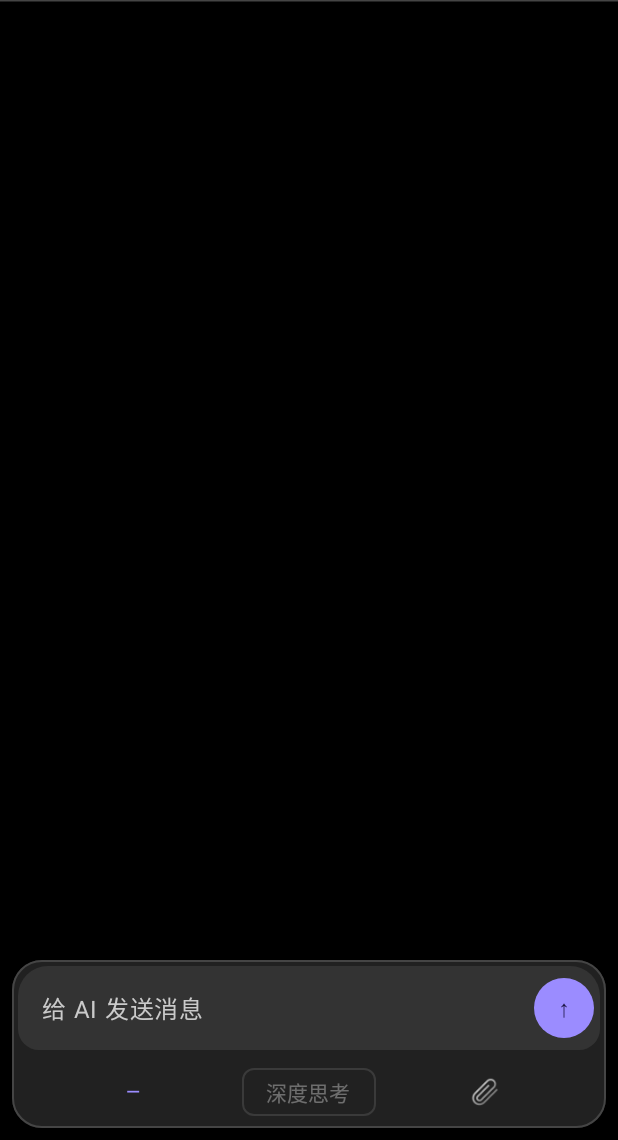
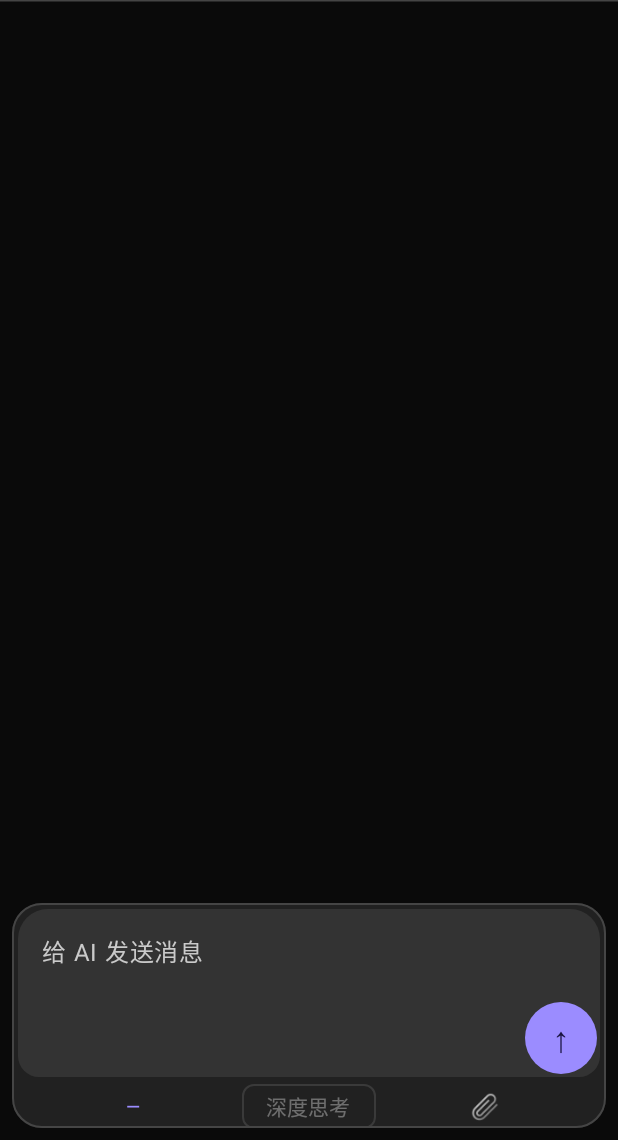
Before and after one commit to BambooMosaic/LLMChatMobile, an Android app built with Jetpack Compose: the screen it shows after launch (MainActivity), after a tap on "我已知晓", on a phone screen of 412 x 824 dp, the part 96-1236 px from its top. Run offline under Robolectric (Android 15) with nearby library versions, the phone set to English and light mode, and no system bars; our stand-ins replace Dagger/Hilt's generated code, Room's generated code; 13 statements that could not run were skipped.

Commit message:
feat: input bar sizing + Token stats page + menu styling + dark bg tweak
Round 10.1:
- function row height -25% (30dp); input box default 3 lines (112dp) up to 220dp
- send button anchored bottom-right (BottomEnd) with larger arrow
- dark background #000000 -> #0A0A0A (slight gray, less harsh)

Token stats page:
- sidebar token button opens a settings-style secondary page (back arrow)
- three total cards + 1-day/7-day switch + native Compose bar chart
- domain/data: DailyTokenStats + HourlyTokenStats, Room date/3h aggregation
- per user request: 1-day mode shows 8 bars in 3-hour buckets (00/03/.../21)

Menu styling:
- model & upload dropdowns: larger 16dp corners, anchored under buttons

i18n: upload/uploadImage/last1Day/last7Days in 3 languages

```diff
--- a/core/data/src/main/java/com/bamboomosaic/llmchat/core/data/db/TokenUsageDao.kt
+++ b/core/data/src/main/java/com/bamboomosaic/llmchat/core/data/db/TokenUsageDao.kt
@@ -11,6 +11,18 @@ import kotlinx.coroutines.flow.Flow
 data class TokenTotalsRow(
     @ColumnInfo(name = "promptTokens") val promptTokens: Long,
     @ColumnInfo(name = "completionTokens") val completionTokens: Long,
+)
+
+/** 按本地 3 小时时段聚合的 token 消耗（近 1 天柱状图数据源）。 */
+data class HourlyTokenRow(
+    @ColumnInfo(name = "hour") val hour: Int,
+    @ColumnInfo(name = "tokens") val tokens: Long,
+)
+
+/** 按本地日期聚合的每日 token 消耗（柱状图数据源）。 */
+data class DailyTokenRow(
+    @ColumnInfo(name = "day") val day: String,
+    @ColumnInfo(name = "tokens") val tokens: Long,
 )
 
 @Dao
@@ -64,4 +76,30 @@ interface TokenUsageDao {
     /** 从 token_stats_models 视图读取按 model 的聚合统计。 */
     @Query("SELECT * FROM token_stats_models ORDER BY model")
     fun observeModelStats(): Flow<List<ModelStatsView>>
+
+    /** 从 [since]（epoch millis）起，按本地日期聚合每日 token 消耗。 */
+    @Query(
+        """
+        SELECT date(timestamp / 1000, 'unixepoch', 'localtime') AS day,
+               SUM(promptTokens + completionTokens) AS tokens
+        FROM token_usage_records
+        WHERE timestamp >= :since
+        GROUP BY day
+        ORDER BY day ASC
+        """,
+    )
+    fun observeDailyTotals(since: Long): Flow<List<DailyTokenRow>>
+
+    /** 从 [since] 起按本地 3 小时时段聚合（hour = 0/3/6/.../21）。 */
+    @Query(
+        """
+        SELECT (CAST(strftime('%H', timestamp / 1000, 'unixepoch', 'localtime') AS INTEGER) / 3) * 3 AS hour,
+               SUM(promptTokens + completionTokens) AS tokens
+        FROM token_usage_records
+        WHERE timestamp >= :since
+        GROUP BY hour
+        ORDER BY hour ASC
+        """,
+    )
+    fun observeHourlyTotals(since: Long): Flow<List<HourlyTokenRow>>
 }
--- a/core/domain/src/main/java/com/bamboomosaic/llmchat/core/domain/TokenUsage.kt
+++ b/core/domain/src/main/java/com/bamboomosaic/llmchat/core/domain/TokenUsage.kt
@@ -17,6 +17,18 @@ data class ModelTokenStats(
     val totalPromptTokens: Long,
     val totalCompletionTokens: Long,
     val requestCount: Long,
+)
+
+/** 某一天（本地时区 yyyy-MM-dd）的 token 消耗，用于柱状图。 */
+data class DailyTokenStats(
+    val date: String,
+    val tokens: Long,
+)
+
+/** 某 3 小时时段（本地时区起始小时 0/3/6/.../21）的 token 消耗。 */
+data class HourlyTokenStats(
+    val hour: Int,
+    val tokens: Long,
 )
 
 /** 输入/输出/总计三项 token 汇总。 */
@@ -43,4 +55,10 @@ interface TokenUsageRepository {
 
     /** 按 model 聚合的统计，供扩展 UI 使用。 */
     fun observeModelStats(): Flow<List<ModelTokenStats>>
+
+    /** 从 [since]（epoch millis）起按本地日期聚合的每日 token 消耗，供柱状图使用。 */
+    fun observeDailyTotals(since: Long): Flow<List<DailyTokenStats>>
+
+    /** 从 [since]（epoch millis）起按本地 3 小时时段聚合的 token 消耗，供近 1 天柱状图使用。 */
+    fun observeHourlyTotals(since: Long): Flow<List<HourlyTokenStats>>
 }
--- a/feature/chat/src/main/java/com/bamboomosaic/llmchat/feature/chat/ChatInputBar.kt
+++ b/feature/chat/src/main/java/com/bamboomosaic/llmchat/feature/chat/ChatInputBar.kt
@@ -11,6 +11,7 @@ import androidx.compose.foundation.layout.Column
 import androidx.compose.foundation.layout.PaddingValues
 import androidx.compose.foundation.layout.Row
 import androidx.compose.foundation.layout.fillMaxWidth
+import androidx.compose.foundation.layout.height
 import androidx.compose.foundation.layout.heightIn
 import androidx.compose.foundation.layout.padding
 import androidx.compose.foundation.layout.size
@@ -143,29 +144,7 @@ fun ChatInputBar(
                     // 用 Box 让发送按钮浮在输入框内右侧，不挤压文字区宽度
                     Box(modifier = Modifier.fillMaxWidth()) {
                         Column(modifier = Modifier.fillMaxWidth()) {
-                            TextField(
-                                value = input,
-                                onValueChange = onInputChange,
-                                placeholder = {
-                                    Text(s.inputPlaceholder, color = MaterialTheme.colorScheme.onSurfaceVariant)
-                                },
-                                maxLines = 6,
-                                keyboardOptions = KeyboardOptions(imeAction = ImeAction.Send),
-                                keyboardActions = KeyboardActions(onSend = { onSend() }),
-                                colors = TextFieldDefaults.colors(
-                                    focusedContainerColor = Color.Transparent,
-                                    unfocusedContainerColor = Color.Transparent,
-                                    focusedIndicatorColor = Color.Transparent,
-                                    unfocusedIndicatorColor = Color.Transparent,
-                                ),
-                                // 右侧用 modifier 预留给悬浮发送按钮
-                                modifier = Modifier
-                                    .fillMaxWidth()
-                                    .heightIn(min = 56.dp)
-                                    .padding(end = 48.dp),
-                            )
-
-                            // 已选图片缩略图（带删除）
+                            // 已选图片缩略图（带删除），放在输入框上方
                             if (pendingImages.isNotEmpty()) {
                                 Row(
                                     modifier = Modifier
@@ -202,16 +181,38 @@ fun ChatInputBar(
                                     }
                                 }
                             }
+
+                            TextField(
+                                value = input,
+                                onValueChange = onInputChange,
+                                placeholder = {
+                                    Text(s.inputPlaceholder, color = MaterialTheme.colorScheme.onSurfaceVariant)
+                                },
+                                maxLines = 6,
+                                keyboardOptions = KeyboardOptions(imeAction = ImeAction.Send),
+                                keyboardActions = KeyboardActions(onSend = { onSend() }),
+                                colors = TextFieldDefaults.colors(
+                                    focusedContainerColor = Color.Transparent,
+                                    unfocusedContainerColor = Color.Transparent,
+                                    focusedIndicatorColor = Color.Transparent,
+                                    unfocusedIndicatorColor = Color.Transparent,
+                                ),
+                                // 默认三行文本高度，内容增多时向上扩展（有上限）
+                                modifier = Modifier
+                                    .fillMaxWidth()
+                                    .heightIn(min = 112.dp, max = 220.dp)
+                                    .padding(end = 52.dp),
+                            )
                         }
 
-                        // 发送按钮：内嵌在输入框区域右侧（生成中变红色停止）
+                        // 发送按钮：锚定在输入区最后一行右侧（BottomEnd），不随文字增加上移
                         FilledIconButton(
                             onClick = if (isGenerating) onStop else onSend,
                             shape = CircleShape,
                             modifier = Modifier
-                                .align(Alignment.CenterEnd)
-                                .padding(end = 4.dp)
-                                .size(40.dp),
+                                .align(Alignment.BottomEnd)
+                                .padding(end = 2.dp, bottom = 2.dp)
+                                .size(48.dp),
                             colors = if (isGenerating) {
                                 androidx.compose.material3.IconButtonDefaults.filledIconButtonColors(
                                     containerColor = MaterialTheme.colorScheme.error,
@@ -223,7 +224,7 @@ fun ChatInputBar(
                         ) {
                             Text(
                                 text = if (isGenerating) "■" else "↑",
-                                style = MaterialTheme.typography.titleMedium,
+                                style = MaterialTheme.typography.headlineSmall,
                             )
                         }
                     }
@@ -241,6 +242,7 @@ fun ChatInputBar(
                     Box {
                         TextButton(
                             onClick = { modelMenuExpanded = true },
+                            modifier = Modifier.height(30.dp),
                             contentPadding = PaddingValues(horizontal = 8.dp, vertical = 0.dp),
                         ) {
                             Text(
@@ -253,6 +255,7 @@ fun ChatInputBar(
                         DropdownMenu(
                             expanded = modelMenuExpanded,
                             onDismissRequest = { modelMenuExpanded = false },
+                            shape = RoundedCornerShape(16.dp),
                         ) {
                             modelConfigs.forEach { config ->
                                 DropdownMenuItem(
@@ -277,6 +280,7 @@ fun ChatInputBar(
                         selected = thinkingEnabled,
                         onClick = { onToggleThinking(!thinkingEnabled) },
                         enabled = thinkingSupported,
+                        modifier = Modifier.height(30.dp),
                         label = { Text(s.thinking) },
                     )
 
@@ -284,6 +288,7 @@ fun ChatInputBar(
                     Box {
                         TextButton(
                             onClick = { uploadMenuExpanded = true },
+                            modifier = Modifier.height(30.dp),
                             contentPadding = PaddingValues(horizontal = 8.dp, vertical = 0.dp),
                         ) {
                             Text("📎", style = MaterialTheme.typography.titleMedium)
@@ -291,6 +296,7 @@ fun ChatInputBar(
                         DropdownMenu(
                             expanded = uploadMenuExpanded,
                             onDismissRequest = { uploadMenuExpanded = false },
+                            shape = RoundedCornerShape(16.dp),
                         ) {
                             DropdownMenuItem(
                                 text = { Text(s.uploadImage) },
--- a/feature/chat/src/main/java/com/bamboomosaic/llmchat/feature/chat/ChatScreen.kt
+++ b/feature/chat/src/main/java/com/bamboomosaic/llmchat/feature/chat/ChatScreen.kt
@@ -84,6 +84,9 @@ fun ChatScreen(viewModel: ChatViewModel = hiltViewModel()) {
     val currentTitle by viewModel.currentTitle.collectAsState()
     val sessionTotals by viewModel.sessionTotals.collectAsState()
     val globalTotals by viewModel.globalTotals.collectAsState()
+    val dailyTokenStats by viewModel.dailyTokenStats.collectAsState()
+    val hourlyTokenStats by viewModel.hourlyTokenStats.collectAsState()
+    val tokenStatsDays by viewModel.tokenStatsDays.collectAsState()
     val archivedConversations by viewModel.archivedConversations.collectAsState()
     val apiConfigs by viewModel.apiConfigs.collectAsState()
     val currentConfig by viewModel.currentConfig.collectAsState()
@@ -93,6 +96,7 @@ fun ChatScreen(viewModel: ChatViewModel = hiltViewModel()) {
 
     var input by remember { mutableStateOf("") }
     var showSettings by remember { mutableStateOf(false) }
+    var showTokenStats by remember { mutableStateOf(false) }
     var promptEditTarget by remember { mutableStateOf<String?>(null) }
     var exportTarget by remember { mutableStateOf<String?>(null) }
 
@@ -128,7 +132,6 @@ fun ChatScreen(viewModel: ChatViewModel = hiltViewModel()) {
             ConversationDrawer(
                 conversations = conversations,
                 currentId = currentId,
-                globalTotals = globalTotals,
                 onNewConversation = {
                     viewModel.newConversation()
                     scope.launch { drawerState.close() }
@@ -146,6 +149,10 @@ fun ChatScreen(viewModel: ChatViewModel = hiltViewModel()) {
                 onExport = { id ->
                     exportTarget = id
                     scope.launch { drawerState.close() }
+                },
+                onOpenTokenStats = {
+                    scope.launch { drawerState.close() }
+                    showTokenStats = true
                 },
                 onOpenSettings = {
                     scope.launch { drawerState.close() }
@@ -279,6 +286,19 @@ fun ChatScreen(viewModel: ChatViewModel = hiltViewModel()) {
             onDeleteConversation = viewModel::deleteConversationPermanently,
             onDismiss = { showSettings = false },
         )
+    }
+
+    if (showTokenStats) {
+        androidx.compose.ui.window.Dialog(onDismissRequest = { showTokenStats = false }) {
+            TokenStatsScreen(
+                totals = globalTotals,
+                dailyStats = dailyTokenStats,
+                hourlyStats = hourlyTokenStats,
+                days = tokenStatsDays,
+                onSetDays = viewModel::setTokenStatsDays,
+                onDismiss = { showTokenStats = false },
+            )
+        }
     }
 
     // 首次启动欢迎弹窗
--- a/feature/chat/src/main/java/com/bamboomosaic/llmchat/feature/chat/ChatViewModel.kt
+++ b/feature/chat/src/main/java/com/bamboomosaic/llmchat/feature/chat/ChatViewModel.kt
@@ -6,6 +6,8 @@ import androidx.lifecycle.viewModelScope
 import com.bamboomosaic.llmchat.core.domain.ApiConfig
 import com.bamboomosaic.llmchat.core.domain.AppLanguage
 import com.bamboomosaic.llmchat.core.domain.AppSettings
+import com.bamboomosaic.llmchat.core.domain.DailyTokenStats
+import com.bamboomosaic.llmchat.core.domain.HourlyTokenStats
 import com.bamboomosaic.llmchat.core.domain.ChatMessage
 import com.bamboomosaic.llmchat.core.domain.ChatRepository
 import com.bamboomosaic.llmchat.core.domain.ConfigRepository
@@ -110,6 +112,39 @@ class ChatViewModel @Inject constructor(
     val globalTotals: StateFlow<TokenTotals> = tokenUsageRepository
         .observeGlobalTotals()
         .stateIn(viewModelScope, SharingStarted.WhileSubscribed(5000), TokenTotals())
+
+    /** Token 统计图表周期（天数）：1 或 7。 */
+    private val _tokenStatsDays = MutableStateFlow(7)
+    val tokenStatsDays: StateFlow<Int> = _tokenStatsDays.asStateFlow()
+
+    fun setTokenStatsDays(days: Int) {
+        _tokenStatsDays.value = days
+    }
+
+    /** 按当前周期聚合的每日 token 消耗（供近 7 天柱状图）。 */
+    val dailyTokenStats: StateFlow<List<DailyTokenStats>> = _tokenStatsDays
+        .flatMapLatest { days ->
+            val cal = java.util.Calendar.getInstance()
+            cal.set(java.util.Calendar.HOUR_OF_DAY, 0)
+            cal.set(java.util.Calendar.MINUTE, 0)
+            cal.set(java.util.Calendar.SECOND, 0)
+            cal.set(java.util.Calendar.MILLISECOND, 0)
+            cal.add(java.util.Calendar.DAY_OF_MONTH, -(days - 1))
+            tokenUsageRepository.observeDailyTotals(cal.timeInMillis)
+        }
+        .stateIn(viewModelScope, SharingStarted.WhileSubscribed(5000), emptyList())
+
+    /** 今天的 3 小时分段 token 消耗（供近 1 天柱状图）。 */
+    val hourlyTokenStats: StateFlow<List<HourlyTokenStats>> = tokenUsageRepository
+        .let { repo ->
+            val cal = java.util.Calendar.getInstance()
+            cal.set(java.util.Calendar.HOUR_OF_DAY, 0)
+            cal.set(java.util.Calendar.MINUTE, 0)
+            cal.set(java.util.Calendar.SECOND, 0)
+            cal.set(java.util.Calendar.MILLISECOND, 0)
+            repo.observeHourlyTotals(cal.timeInMillis)
+        }
+        .stateIn(viewModelScope, SharingStarted.WhileSubscribed(5000), emptyList())
 
     private val _messages = MutableStateFlow<List<UiMessage>>(emptyList())
     val messages: StateFlow<List<UiMessage>> = _messages.asStateFlow()
--- a/feature/chat/src/main/java/com/bamboomosaic/llmchat/feature/chat/ConversationDrawer.kt
+++ b/feature/chat/src/main/java/com/bamboomosaic/llmchat/feature/chat/ConversationDrawer.kt
@@ -38,7 +38,6 @@ import androidx.compose.ui.platform.LocalConfiguration
 import androidx.compose.ui.text.style.TextOverflow
 import androidx.compose.ui.unit.dp
 import com.bamboomosaic.llmchat.core.domain.Conversation
-import com.bamboomosaic.llmchat.core.domain.TokenTotals
 import com.bamboomosaic.llmchat.feature.chat.i18n.LocalAppStrings
 
 /** 侧边栏：宽度为屏幕 2/3，顶部标题 + 新对话，列表，底部 Token 统计 + 设置。 */
@@ -47,13 +46,13 @@ import com.bamboomosaic.llmchat.feature.chat.i18n.LocalAppStrings
 fun ConversationDrawer(
     conversations: List<Conversation>,
     currentId: String,
-    globalTotals: TokenTotals,
     onNewConversation: () -> Unit,
     onSelect: (String) -> Unit,
     onRename: (String, String) -> Unit,
     onArchive: (String) -> Unit,
     onEditPrompt: (String) -> Unit,
     onExport: (String) -> Unit,
+    onOpenTokenStats: () -> Unit,
     onOpenSettings: () -> Unit,
 ) {
     val s = LocalAppStrings.current
@@ -62,7 +61,6 @@ fun ConversationDrawer(
 
     var renameTarget by remember { mutableStateOf<Conversation?>(null) }
     var menuTarget by remember { mutableStateOf<Conversation?>(null) }
-    var tokenMenuExpanded by remember { mutableStateOf(false) }
 
     ModalDrawerSheet(
         modifier = Modifier.width(drawerWidth),
@@ -174,27 +172,8 @@ fun ConversationDrawer(
                 verticalAlignment = Alignment.CenterVertically,
                 horizontalArrangement = Arrangement.SpaceBetween,
             ) {
-                Box {
-                    TextButton(onClick = { tokenMenuExpanded = true }) {
-                        Text("📊 ${s.tokenSummary}")
-                    }
-                    DropdownMenu(
-                        expanded = tokenMenuExpanded,
-                        onDismissRequest = { tokenMenuExpanded = false },
-                    ) {
-                        DropdownMenuItem(
-                            text = { Text("${s.inputTokens}: ${globalTotals.promptTokens}") },
-                            onClick = {},
-                        )
-                        DropdownMenuItem(
-                            text = { Text("${s.outputTokens}: ${globalTotals.completionTokens}") },
-                            onClick = {},
-                        )
-                        DropdownMenuItem(
-                            text = { Text("${s.totalTokens}: ${globalTotals.total}") },
-                            onClick = {},
-                        )
-                    }
+                TextButton(onClick = onOpenTokenStats) {
+                    Text("📊 ${s.tokenSummary}")
                 }
                 TextButton(onClick = onOpenSettings) { Text("⚙ ${s.settings}") }
             }
--- a/feature/chat/src/main/java/com/bamboomosaic/llmchat/feature/chat/i18n/AppStrings.kt
+++ b/feature/chat/src/main/java/com/bamboomosaic/llmchat/feature/chat/i18n/AppStrings.kt
@@ -79,6 +79,8 @@ data class AppStrings(
     val visionUnsupported: String,
     val upload: String,
     val uploadImage: String,
+    val last1Day: String,
+    val last7Days: String,
 ) {
     fun thisRound(prompt: Long, completion: Long, total: Long): String =
         String.format(thisRoundFormat, total, prompt, completion)
@@ -161,6 +163,8 @@ private val ZhCN = AppStrings(
     visionUnsupported = "当前模型不支持图片输入",
     upload = "上传",
     uploadImage = "上传图片",
+    last1Day = "近 1 天",
+    last7Days = "近 7 天",
 )
 
 private val ZhTW = AppStrings(
@@ -238,6 +242,8 @@ private val ZhTW = AppStrings(
     visionUnsupported = "目前模型不支援圖片輸入",
     upload = "上傳",
     uploadImage = "上傳圖片",
+    last1Day = "近 1 天",
+    last7Days = "近 7 天",
 )
 
 private val EnUS = AppStrings(
@@ -315,6 +321,8 @@ private val EnUS = AppStrings(
     visionUnsupported = "Current model does not support image input",
     upload = "Upload",
     uploadImage = "Upload image",
+    last1Day = "Last 1 day",
+    last7Days = "Last 7 days",
 )
 
 fun stringsFor(language: AppLanguage): AppStrings = when (language) {
--- a/feature/chat/src/main/java/com/bamboomosaic/llmchat/feature/chat/theme/Theme.kt
+++ b/feature/chat/src/main/java/com/bamboomosaic/llmchat/feature/chat/theme/Theme.kt
@@ -18,8 +18,8 @@ private val DarkColors = darkColorScheme(
     secondary = Color(0xFFA9AEFF),
     onSecondary = Color(0xFF1A1440),
 
-    // 页面底色：纯黑（聊天内容区背景，配合中灰输入栏形成层级）
-    background = Color(0xFF000000),
+    // 页面底色：近黑的深灰（不是纯黑，避免过于刺眼），配合中灰输入栏形成层级
+    background = Color(0xFF0A0A0A),
     onBackground = Color(0xFFEDEDED),
 
     // 顶栏 / 侧边栏 / 卡片：中灰
```
Also changed, not shown: core/data/src/main/java/com/bamboomosaic/llmchat/core/data/TokenUsageRepositoryImpl.kt (+18 -0 lines), feature/chat/src/main/java/com/bamboomosaic/llmchat/feature/chat/TokenStatsScreen.kt (added, +297 -0 lines).
